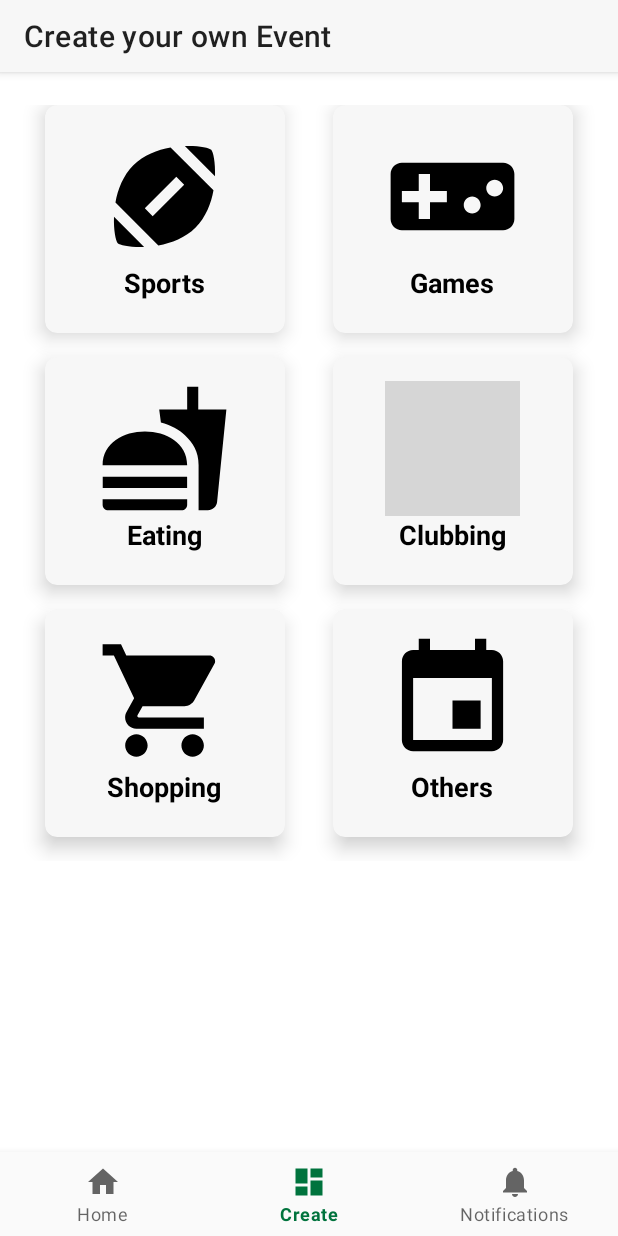
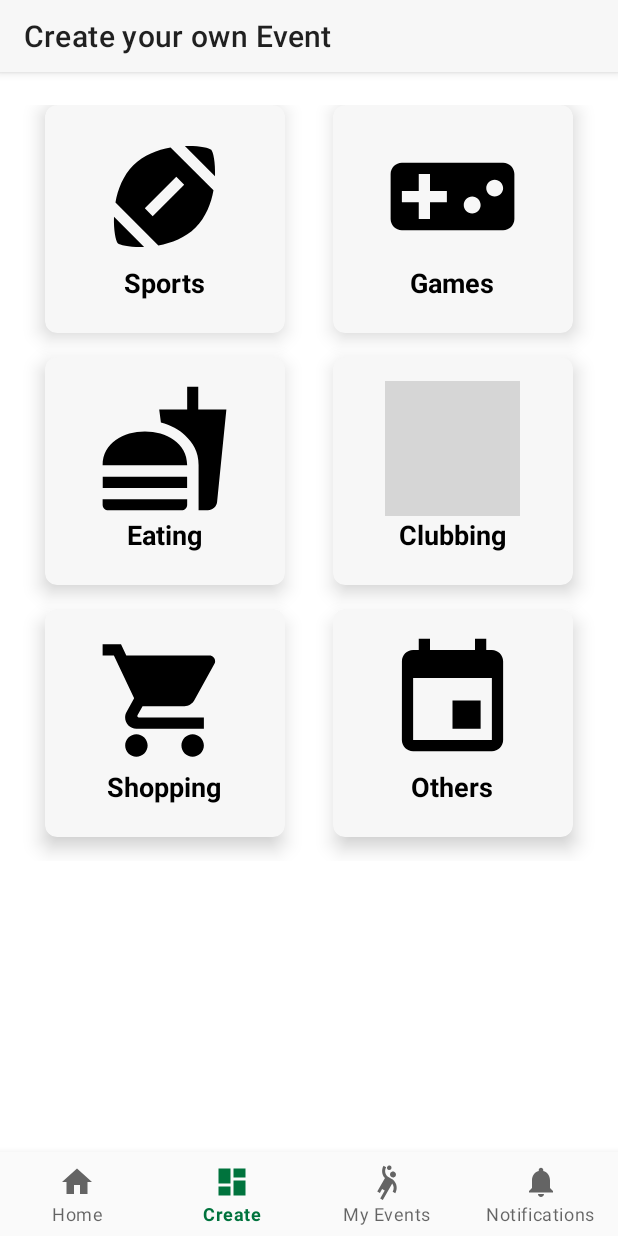
Before and after one commit to leeminhan/PostIt, an Android app: the CreateEventActivity screen opened directly, with no data from a screen before it, on a phone screen of 412 x 824 dp. Run offline under Robolectric (Android 15) with nearby library versions, the phone set to English and light mode, and no system bars; our stand-ins replace Volley; network calls fail; grey boxes are pictures that could not be loaded.

Commit message:
Merge remote-tracking branch 'origin/profile_setup' into jasonminhanmerge
# Conflicts:
#	app/build.gradle
#	app/src/androidTest/java/com/example/postit/ExampleInstrumentedTest.java
#	app/src/main/AndroidManifest.xml
#	app/src/main/java/com/example/postit/createevent/CreateEventActivity.java
#	app/src/main/java/com/example/postit/createevent/NewEventFragment.java
#	app/src/main/java/com/example/postit/eventlisting/ViewEventsActivity.java
#	app/src/main/java/com/example/postit/models/Event.java
#	app/src/main/java/com/example/postit/utils/BottomNavMenu.java
#	app/src/main/res/layout/fragment_new_event.xml
#	app/src/main/res/values/styles.xml

```diff
--- a/app/src/main/java/com/example/postit/utils/BottomNavMenu.java
+++ b/app/src/main/java/com/example/postit/utils/BottomNavMenu.java
@@ -2,6 +2,8 @@ package com.example.postit.utils;
 
 import android.app.Activity;
 import android.content.Intent;
+import com.example.postit.myactivities.MyActivitiesActivity;
+import com.example.postit.notifications.NotificationActivity;
 import com.google.android.material.bottomnavigation.BottomNavigationView;
 
 import android.view.Menu;
@@ -26,6 +28,8 @@ public class BottomNavMenu {
     private HashMap<Integer, Class> activityMap = new HashMap<Integer, Class>() {{
         put(R.id.navigation_view_events, ViewEventsActivity.class);
         put(R.id.navigation_create_event, CreateEventActivity.class);
+        put(R.id.navigation_my_activites, MyActivitiesActivity.class);
+        put(R.id.navigation_notifications, NotificationActivity.class);
     }};
 
     public BottomNavMenu(NavActivity caller, BottomNavigationView v) {
--- /dev/null
+++ b/app/src/main/res/drawable/ic_my_activity_24px.xml
@@ -0,0 +1,15 @@
+<vector xmlns:android="http://schemas.android.com/apk/res/android"
+    android:width="24dp"
+    android:height="24dp"
+    android:viewportWidth="24"
+    android:viewportHeight="24">
+  <path
+      android:fillColor="#FF000000"
+      android:pathData="M14.27,6C13.72,6.95 14.05,8.18 15,8.73c0.95,0.55 2.18,0.22 2.73,-0.73c0.55,-0.95 0.22,-2.18 -0.73,-2.73C16.05,4.72 14.82,5.05 14.27,6z"/>
+  <path
+      android:fillColor="#FF000000"
+      android:pathData="M15.84,10.41c0,0 -1.63,-0.94 -2.6,-1.5c-2.38,-1.38 -3.2,-4.44 -1.82,-6.82l-1.73,-1C8.1,3.83 8.6,7.21 10.66,9.4l-5.15,8.92l1.73,1l1.5,-2.6l1.73,1l-3,5.2l1.73,1l6.29,-10.89c1.14,1.55 1.33,3.69 0.31,5.46l1.73,1C19.13,16.74 18.81,12.91 15.84,10.41z"/>
+  <path
+      android:fillColor="#FF000000"
+      android:pathData="M12.75,3.8c0.72,0.41 1.63,0.17 2.05,-0.55c0.41,-0.72 0.17,-1.63 -0.55,-2.05c-0.72,-0.41 -1.63,-0.17 -2.05,0.55C11.79,2.47 12.03,3.39 12.75,3.8z"/>
+</vector>
--- a/app/src/main/res/layout/activity_create_event.xml
+++ b/app/src/main/res/layout/activity_create_event.xml
@@ -19,6 +19,7 @@
 
     <com.google.android.material.bottomnavigation.BottomNavigationView
             android:id="@+id/navbar_create_event"
+            app:labelVisibilityMode="labeled"
             android:layout_width="0dp"
             android:layout_height="wrap_content"
             android:layout_marginEnd="0dp"
--- a/app/src/main/res/layout/activity_view_events.xml
+++ b/app/src/main/res/layout/activity_view_events.xml
@@ -21,6 +21,7 @@
 
     <com.google.android.material.bottomnavigation.BottomNavigationView
             android:id="@+id/navbar_view_events"
+            app:labelVisibilityMode="labeled"
             android:layout_width="0dp"
             android:layout_height="wrap_content"
             android:layout_marginEnd="0dp"
--- a/app/src/main/res/menu/navigation.xml
+++ b/app/src/main/res/menu/navigation.xml
@@ -10,10 +10,12 @@
             android:id="@+id/navigation_create_event"
             android:icon="@drawable/ic_dashboard_black_24dp"
             android:title="@string/navigation_title_create_event"/>
-
+    <item
+            android:id="@+id/navigation_my_activites"
+            android:icon="@drawable/ic_my_activity_24px"
+            android:title="@string/navigation_title_my_activities"/>
     <item
             android:id="@+id/navigation_notifications"
             android:icon="@drawable/ic_notifications_black_24dp"
             android:title="@string/navigation_title_notifications"/>
-
 </menu>
--- a/app/src/main/res/values/navbar.xml
+++ b/app/src/main/res/values/navbar.xml
@@ -2,5 +2,6 @@
 <resources>
     <string name="navigation_title_view_events">Home</string>
     <string name="navigation_title_create_event">Create</string>
+    <string name="navigation_title_my_activities">My Events</string>
     <string name="navigation_title_notifications">Notifications</string>
 </resources>
```
Also changed, not shown: app/src/main/java/com/example/postit/myactivities/MyActivitiesActivity.java (+14 -4 lines), app/src/main/java/com/example/postit/notifications/NotificationActivity.java (+16 -4 lines), app/src/main/res/layout/activity_main.xml (deleted, +0 -16 lines), app/src/main/res/layout/activity_myactivities.xml (+26 -1 lines), app/src/main/res/layout/activity_notifications.xml (+27 -2 lines).
